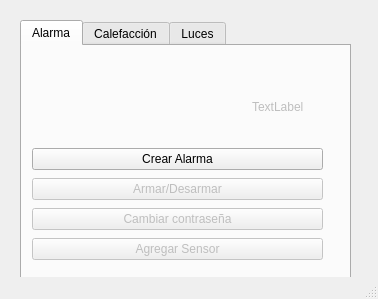
peter2276/Final_Software, file mainwindow.ui: the form before one commit.
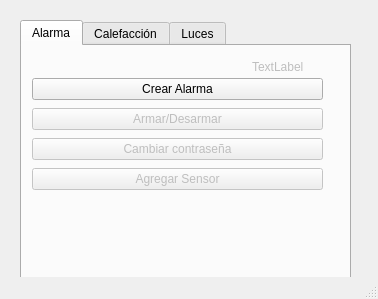
The form after the commit. The open tabs and pages were chosen to show the change.

```diff
--- a/mainwindow.ui
+++ b/mainwindow.ui
@@ -37,7 +37,7 @@
       <property name="geometry">
        <rect>
         <x>10</x>
-        <y>100</y>
+        <y>30</y>
         <width>291</width>
         <height>116</height>
        </rect>
@@ -89,7 +89,7 @@
       <property name="geometry">
        <rect>
         <x>230</x>
-        <y>50</y>
+        <y>10</y>
         <width>61</width>
         <height>21</height>
        </rect>
```
Left out of the diff: 2 changed lines with no effect on the pictures.
